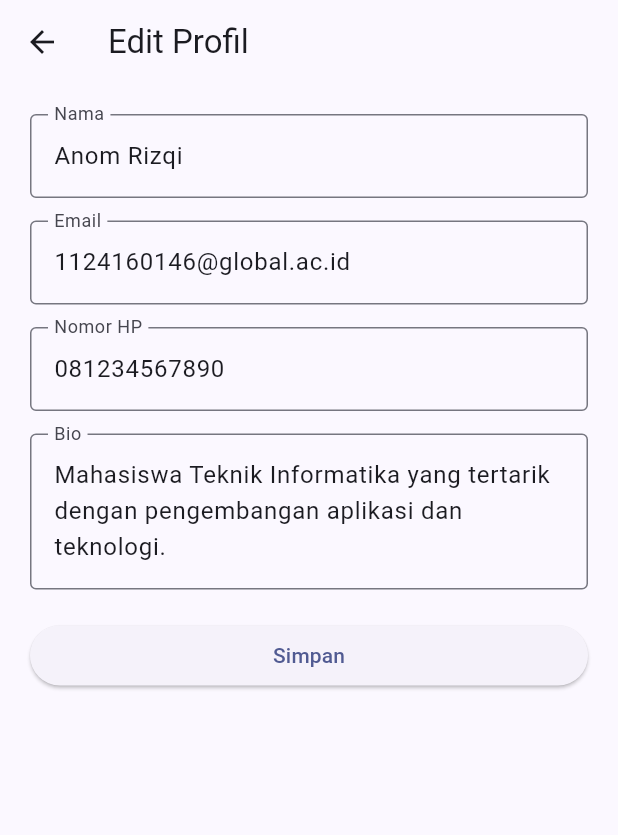
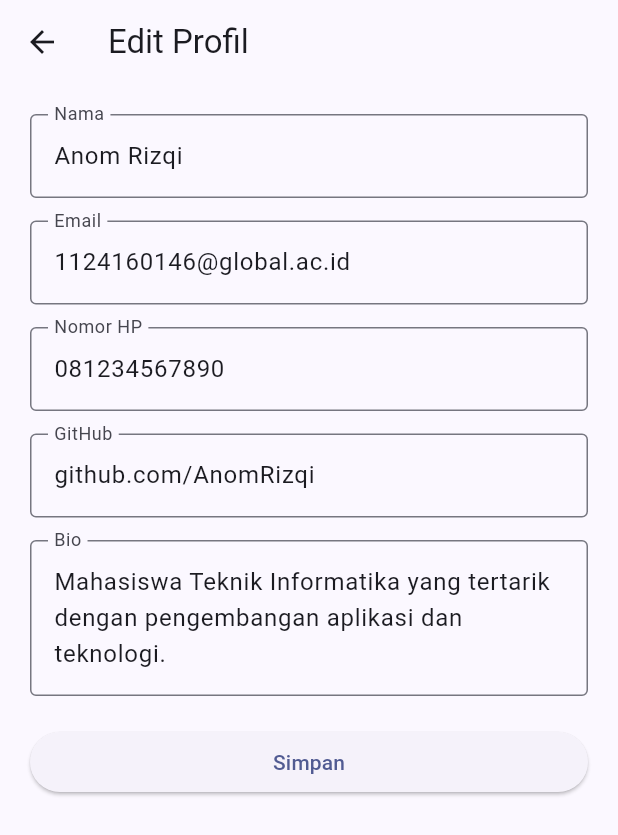
Before and after one commit to AnomRizqi/uts-pml-1124160146, a Flutter app: the screen it shows after launch, scrolled down 51 dp, after a tap on the "edit" icon, on a phone screen of 412 x 824 dp. Shown: the top 835 px of the screen. Run offline on Flutter 3.47's test engine with Material 3 defaults, Android fonts, the phone set to English and light mode, and no system bars.

Commit message:
feat: tambah fitur edit github di profile

```diff
--- a/soal2_profil_app/lib/screens/edit_profile_page.dart
+++ b/soal2_profil_app/lib/screens/edit_profile_page.dart
@@ -1,3 +1,4 @@
+
 import 'package:flutter/material.dart';
 import '../models/profile.dart';
 
@@ -20,6 +21,7 @@ class _EditProfilePageState extends State<EditProfilePage> {
     late TextEditingController namaController;
     late TextEditingController emailController;
     late TextEditingController hpController;
+    late TextEditingController githubController;
     late TextEditingController bioController;
 
     @override
@@ -29,6 +31,7 @@ class _EditProfilePageState extends State<EditProfilePage> {
         namaController = TextEditingController(text: widget.profile.nama);
         emailController = TextEditingController(text: widget.profile.email);
         hpController = TextEditingController(text: widget.profile.hp);
+        githubController = TextEditingController(text: widget.profile.github);
         bioController = TextEditingController(text: widget.profile.bio);
     }
 
@@ -37,6 +40,7 @@ class _EditProfilePageState extends State<EditProfilePage> {
         namaController.dispose();
         emailController.dispose();
         hpController.dispose();
+        githubController.dispose();
         bioController.dispose();
 
         super.dispose();
@@ -53,7 +57,7 @@ class _EditProfilePageState extends State<EditProfilePage> {
                 bio: bioController.text,
                 email: emailController.text,
                 hp: hpController.text,
-                github: widget.profile.github,
+                github: githubController.text,
             );
 
             Navigator.pop(context, dataBaru);
@@ -128,6 +132,16 @@ class _EditProfilePageState extends State<EditProfilePage> {
                             const SizedBox(height: 15),
 
                             TextFormField(
+                                controller: githubController,
+                                decoration: const InputDecoration(
+                                    labelText: 'GitHub',
+                                    border: OutlineInputBorder(),
+                                ),
+                            ),
+
+                            const SizedBox(height: 15),
+
+                            TextFormField(
                                 controller: bioController,
                                 maxLines: 3,
                                 decoration: const InputDecoration(
```
